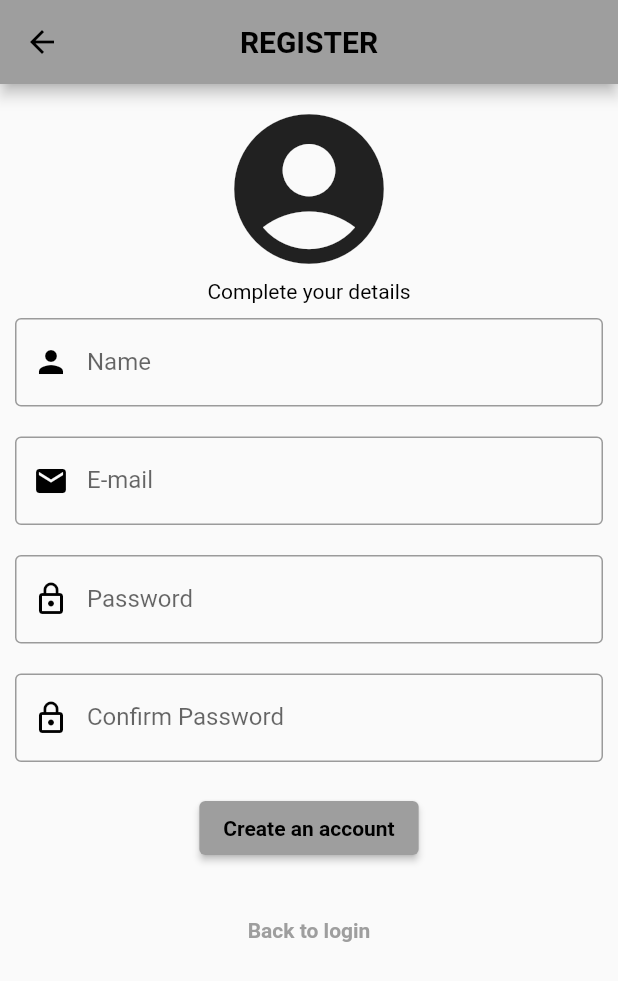
After one commit to OnurBayraktar1/notesapp, a Flutter app: the screen it shows after launch, after a tap on "LOGIN", after a tap on "SIGN UP", on a phone screen of 412 x 824 dp. The commit adds this screen. Shown: the top 981 px of the screen. Run offline on Flutter 3.47's test engine with Material 2 defaults, Android fonts, the phone set to English and light mode, and no system bars; missing offline and left inert: dart:js.

Commit message:
third commit

```diff
--- a/lib/main.dart
+++ b/lib/main.dart
@@ -1,6 +1,9 @@
 import 'dart:js';
 
+import 'package:flutter/cupertino.dart';
 import 'package:flutter/material.dart';
+import 'package:notesapp/pages/LoginPage.dart';
+import 'package:notesapp/pages/RegisterPage.dart';
 import 'package:notesapp/pages/emptynote.dart';
 
 void main() {
@@ -16,7 +19,7 @@ class MyApp extends StatelessWidget {
       theme: ThemeData(
         primarySwatch: Colors.grey,
       ),
-      home: EmptyNotePage(),
+      home: LoginPage(),
     );
   }
 }
--- /dev/null
+++ b/lib/pages/LoginPage.dart
@@ -0,0 +1,108 @@
+import 'package:flutter/material.dart';
+import 'package:notesapp/pages/RegisterPage.dart';
+
+class LoginPage extends StatefulWidget {
+  const LoginPage({super.key});
+  @override
+  _LoginPageState createState() => _LoginPageState();
+}
+
+class _LoginPageState extends State<LoginPage> {
+  final formKey = GlobalKey<FormState>();
+  @override
+  Widget build(BuildContext context) {
+    return Scaffold(
+        appBar: AppBar(
+          centerTitle: true,
+          title: Text('LOGIN' ,style:TextStyle(fontWeight: FontWeight.bold)),
+        ),
+        body: Container(
+            padding:EdgeInsets.all(20),
+            child: Form(
+            key: formKey,
+                child: Column(
+
+              mainAxisAlignment: MainAxisAlignment.center,
+              children: <Widget>[
+                const Icon(Icons.account_circle_sharp, size: 120),
+                Container(
+
+                  child: TextFormField(
+                    decoration: const InputDecoration( prefixIcon: Padding(
+                        padding: EdgeInsets.all(0),
+                        child:Icon(Icons.email, color:Colors.black)
+                    ),
+                        border: OutlineInputBorder( ),
+                       labelText: 'E-mail'),
+                    validator: (value){
+                      if(value!.isEmpty ){
+                        return "Please enter E-mail";
+                      }
+                      if(!RegExp(r'^[\w-\.]+@([\w-]+\.)+[\w-]{2,4}$').hasMatch(value)){
+                        return "Enter correct Email";}
+                      else {
+                        return null;}
+                    },
+                  ),
+                ),
+                Container(
+                  padding: const EdgeInsets.only(bottom:20,top:20),
+
+                  child: TextFormField(
+                    decoration: const InputDecoration(
+                        prefixIcon: Padding(
+                            padding: EdgeInsets.all(0),
+                            child:Icon(Icons.lock_outline, color:Colors.black)
+                        ),
+                        border: OutlineInputBorder(), labelText: 'Password'),
+                    obscureText: true,
+validator: (value){
+  if(value!.isEmpty ){
+    return "Please enter password";
+  }
+                      if(!RegExp(r'^(?=.*?[A-Z])(?=.*?[a-z])(?=.*?[0-9]).{8,}$').hasMatch(value)){
+                        return "Password should contain Capital, small letter & Number and at least 8 digit";}
+
+
+                      else { return null;}
+                      },
+
+                  ),
+                ),
+                Container(
+                  padding: const EdgeInsets.all(10),
+                  height: 50,
+                  child: ElevatedButton(
+                      child: const Text(
+                        'LOGIN',
+                        style: TextStyle(
+                            color: Colors.black, backgroundColor: Colors.grey),
+                      ),
+                      onPressed: () { if(formKey.currentState!.validate()){}
+                      }),
+                ),
+                Container(
+                  padding: const EdgeInsets.all(10),
+                  height: 50,
+                      child: const Text(
+                        "Don't have an account",
+                        style: TextStyle(
+                            color: Colors.black),
+                      ),
+                ),
+                TextButton(
+                    child: const Text(
+                      'SIGN UP',
+                      style: TextStyle(
+                          color: Colors.grey),
+                    ),
+                    onPressed: () { Navigator.push(
+                        context,
+                        MaterialPageRoute(builder: (context)=>const RegisterPage()),
+
+                    ); },
+                )
+              ],
+            ))));
+  }
+}
--- /dev/null
+++ b/lib/pages/RegisterPage.dart
@@ -0,0 +1,163 @@
+import 'package:flutter/cupertino.dart';
+import 'package:flutter/material.dart';
+import 'package:notesapp/pages/LoginPage.dart';
+
+class RegisterPage extends StatefulWidget {
+  const RegisterPage({super.key});
+  @override
+  _RegisterPageState createState() => _RegisterPageState();
+}
+
+class _RegisterPageState extends State<RegisterPage> {
+  final formKey = GlobalKey<FormState>();
+final TextEditingController _pass=TextEditingController();
+  @override
+  Widget build(BuildContext context) {
+    return Scaffold(
+      appBar: AppBar(
+        centerTitle: true,
+        title:Text('REGISTER',style:TextStyle(fontWeight: FontWeight.bold))
+      ),
+      body:Container( padding: EdgeInsets.all(10),
+
+        child: Form(  key: formKey,
+          child:Column(
+            children: <Widget>[
+              const Icon(Icons.account_circle_sharp, size: 120),
+              const Text('Complete your details',style:TextStyle(color:Colors.black)),
+              Container( padding: const EdgeInsets.only(bottom:10,top:10),
+                child:TextFormField(
+                  decoration: const InputDecoration( prefixIcon: Padding(
+                      padding: EdgeInsets.all(0),
+                      child:Icon(Icons.person, color:Colors.black)
+                  ),
+                    border: OutlineInputBorder(),
+                  labelText: 'Name'
+                  ),
+
+                  validator: (value){
+if(value!.isEmpty){return "Please enter your name";}
+
+if(!RegExp(r"^\s*([A-Za-z]{1,}([\.,] |[-']| ))+[A-Za-z]+\.?\s*$").hasMatch(value)){
+  return "Enter valid name";
+} else {
+  return null;}
+    },
+
+                ),
+              ),
+              Container( padding: const EdgeInsets.only(bottom:10,top:10),
+                  child:TextFormField(
+                    decoration: const InputDecoration(prefixIcon: Padding(
+                        padding: EdgeInsets.all(0),
+                        child:Icon(Icons.email, color:Colors.black)
+                    ),
+                        border: OutlineInputBorder(),
+                        labelText: 'E-mail'
+                    ),
+                    validator: (value){
+                      if(value!.isEmpty ){
+                        return "Please enter E-mail";
+                      }
+                      if(!RegExp(r'^[\w-\.]+@([\w-]+\.)+[\w-]{2,4}$').hasMatch(value)){
+                        return "Enter correct Email";}
+                      else {
+                        return null;}
+                    },
+                  )
+
+              ),
+              Container( padding: const EdgeInsets.only(bottom:10,top:10),
+                  child:TextFormField(
+                    controller: _pass,
+                    decoration: const InputDecoration( prefixIcon: Padding(
+                        padding: EdgeInsets.all(0),
+                        child:Icon(Icons.lock_outline, color:Colors.black)
+                    ),
+                        border: OutlineInputBorder(),
+                        labelText: 'Password'
+                    ),
+                    obscureText: true,
+                    validator: (value){
+                      if(value!.isEmpty ){
+                        return "Please enter password";
+                      }
+                      if(!RegExp(r'^(?=.*?[A-Z])(?=.*?[a-z])(?=.*?[0-9]).{8,}$').hasMatch(value)){
+                        return "Password should contain Capital, small letter & Number and at least 8 digit";}
+
+                      else { return null;}
+                    },
+
+
+                  ),
+              ),
+              Container( padding: const EdgeInsets.only(bottom:10,top:10),
+                  child:TextFormField(
+                    decoration: const InputDecoration(prefixIcon: Padding(
+                        padding: EdgeInsets.all(0),
+                        child:Icon(Icons.lock_outline, color:Colors.black)
+                    ),
+                        border: OutlineInputBorder(),
+                        labelText: 'Confirm Password'
+                    ),
+                    obscureText: true,
+                    validator: (value){
+                      if(value!.isEmpty ){
+    return "It can't be empty";
+    }
+                      if(value!=_pass.text){
+                        return "not match";
+                      }
+
+
+
+
+                      else { return null;}
+                    },
+
+                  )
+              ),
+              Container(padding: const EdgeInsets.all(10),
+                  child:ElevatedButton(
+                    onPressed: (){
+                      { if(formKey.currentState!.validate()){
+                        showModalBottomSheet<void>(
+                            context:context,
+                            builder:(BuildContext context) {
+                              return Container(
+                                  height:200,
+                                  child:Center(
+                                      child:Column(
+                                        mainAxisAlignment:MainAxisAlignment.center ,
+                                        children: <Widget>[
+                                          const Text("Register is success"),
+                                        ],
+                                      )
+                                  )
+                              );
+                            }
+                        );
+                      }
+                      }
+
+                      }
+                    , child: Text('Create an account',style:TextStyle(fontWeight: FontWeight.bold)),
+                  )
+              ),
+
+
+              Container(padding: const EdgeInsets.all(10),
+                child:TextButton(
+                  onPressed: (){ Navigator.push(
+                    context,
+                    MaterialPageRoute(builder:(context) =>const LoginPage()),
+                  );}, child: Text('Back to login',style:TextStyle(fontWeight: FontWeight.bold)),
+                )
+              )
+            ],
+          )
+        )
+      )
+    );
+  }
+}
--- a/lib/pages/emptynote.dart
+++ b/lib/pages/emptynote.dart
@@ -1,4 +1,6 @@
 import 'package:flutter/material.dart';
+import 'package:notesapp/pages/LoginPage.dart';
+import 'package:notesapp/pages/RegisterPage.dart';
 
 import '../widgets/empty_note_widget.dart';
 import '../widgets/note_widget.dart';
--- a/lib/widgets/note_widget.dart
+++ b/lib/widgets/note_widget.dart
@@ -5,6 +5,7 @@ Widget NoteWidget(BuildContext context){
 return new AlertDialog(
     content:new Column(
       mainAxisAlignment: MainAxisAlignment.center,
+
         children:<Widget>[
           TextFormField(
             decoration: const InputDecoration(
--- a/pubspec.yaml
+++ b/pubspec.yaml
@@ -34,6 +34,7 @@ dependencies:
   # The following adds the Cupertino Icons font to your application.
   # Use with the CupertinoIcons class for iOS style icons.
   cupertino_icons: ^1.0.2
+  firebase_core: ^1.19.1
 
 dev_dependencies:
   flutter_test:
```
Also changed, not shown: 4 other files.
